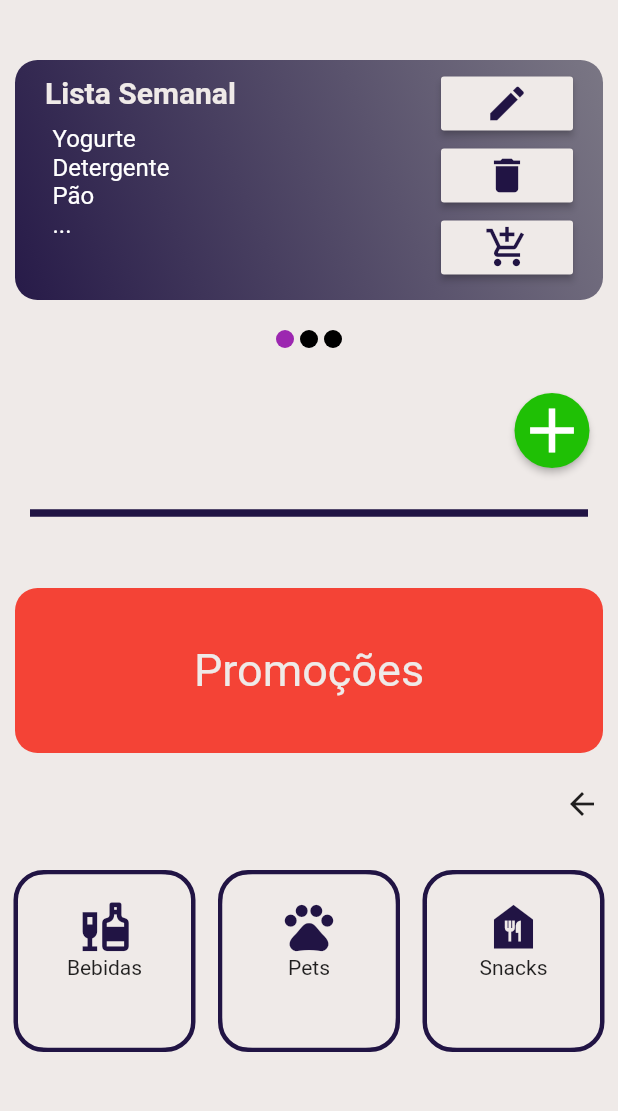
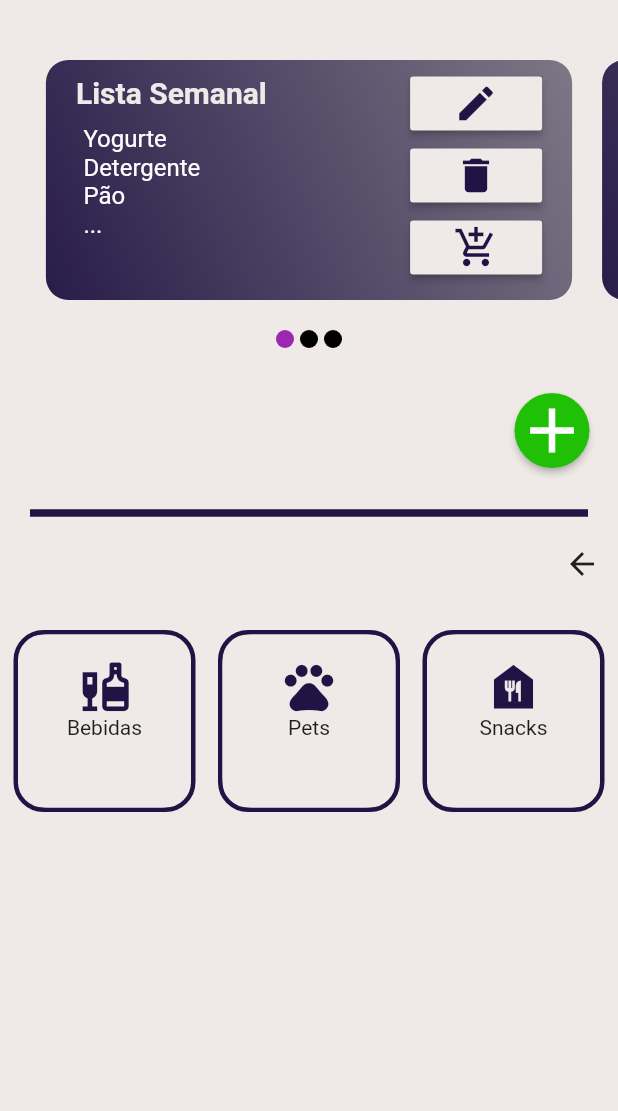
Before and after one commit to LuizSutil/zmarket, a Flutter app: the screen it shows once a user with an empty profile is signed in, on a phone screen of 412 x 824 dp, the part 84-1195 px from its top. Run offline on Flutter 3.47's test engine with Material 2 defaults, Android fonts, the phone set to English and light mode, and no system bars; drawn by our look-alikes of carousel_slider; our stand-ins replace firebase_analytics, firebase_auth, firebase_core, firebase_database, google_sign_in; accounts and stored records are empty; network calls fail.

Commit message:
preparation for overhaul categories

```diff
--- a/lib/home_page.dart
+++ b/lib/home_page.dart
@@ -26,6 +26,7 @@ class _MyHomePageState extends State<MyHomePage> {
   var subKat = '';
   var migue = '';
   var _current = 0;
+  final CarouselController _controller = CarouselController();
 
   Future _showCriarLista() async {
     await showDialog(
@@ -63,6 +64,8 @@ class _MyHomePageState extends State<MyHomePage> {
 
                       Navigator.pop(context);
                       //_current = posts.keys.toList().length - 1;
+                      _controller.animateToPage(posts.length);
+                      _current = posts.length;
                       FirebaseAnalytics().logEvent(
                           name: 'nova_lista_criada',
                           parameters: {'listName': '$text'});
@@ -134,6 +137,7 @@ class _MyHomePageState extends State<MyHomePage> {
               child: Padding(
                   padding: EdgeInsets.only(top: 30),
                   child: CarouselSlider(
+                    carouselController: _controller,
                     options: CarouselOptions(
                         onPageChanged: (index, reason) {
                           setState(() {
@@ -141,7 +145,7 @@ class _MyHomePageState extends State<MyHomePage> {
                             print(_current);
                           });
                         },
-                        viewportFraction: 1,
+                        viewportFraction: 0.9,
                         enableInfiniteScroll: false,
                         height: 180),
                     items: getAllListinhas(posts).map((i) {
@@ -219,51 +223,6 @@ class _MyHomePageState extends State<MyHomePage> {
           //
           // Promotions tab
           //
-          SliverToBoxAdapter(
-              child: Padding(
-                  padding: EdgeInsets.only(top: 30),
-                  child: CarouselSlider(
-                    options: CarouselOptions(
-                        viewportFraction: 1,
-                        enableInfiniteScroll: false,
-                        height: 130),
-                    items: [
-                      'Promoções',
-                      'Produtos de limpeza 20% deconto',
-                      'Lorem Ipsum'
-                    ].map((i) {
-                      return Builder(
-                        builder: (BuildContext context) {
-                          return Padding(
-                              padding: EdgeInsets.fromLTRB(10, 10, 10, 10),
-                              child: Container(
-                                  decoration: BoxDecoration(
-                                      borderRadius: BorderRadius.circular(15.0),
-                                      color: Colors.red),
-                                  child: Material(
-                                    color: Colors.transparent,
-                                    child: InkWell(
-                                        borderRadius:
-                                            BorderRadius.circular(15.0),
-                                        splashColor:
-                                            Theme.of(context).accentColor,
-                                        onTap: () {},
-                                        child: Container(
-                                            child: Center(
-                                                child: Text(
-                                          i,
-                                          textAlign: TextAlign.center,
-                                          style: TextStyle(
-                                            color:
-                                                Theme.of(context).primaryColor,
-                                            fontSize: 30,
-                                          ),
-                                        )))),
-                                  )));
-                        },
-                      );
-                    }).toList(),
-                  ))),
 
           //
           //// categories
@@ -330,20 +289,24 @@ class _MyHomePageState extends State<MyHomePage> {
                                     ['SubCategorias'][subKat]['Produtos']))
                 : Produtos(prodboxes: [
                     ProdBoxModel(
-                        name: 'MontGras Reserva Cabernet Sauvignon',
+                        price: 'RS 35,50',
+                        name: 'MontGras Reserva aaaaaaaaaaaaaaaaa ssssssssssss',
                         image: 'assets/vinho1.JPG',
                         category: 'Summer is dead'),
                     ProdBoxModel(
+                        price: 'RS 35,50',
                         name: 'Cruz Del Sur Malbec',
-                        image: 'assets/google_logo.png',
+                        image: 'assets/redwine.png',
                         category: 'Summer is dead'),
                     ProdBoxModel(
+                        price: 'RS 35,50',
                         name: 'Cruz Del Sur Malbec',
-                        image: 'assets/purple.png',
+                        image: 'assets/whitewine.png',
                         category: 'Summer is dead'),
                     ProdBoxModel(
+                        price: 'RS 35,50',
                         name: 'Cruz Del Sur Malbec',
-                        image: 'assets/ztelluz_logo.png',
+                        image: 'assets/rosewine.png',
                         category: 'Summer Sadness course my veins')
                   ], func: () {}),
           ),
--- a/lib/produto_box_model.dart
+++ b/lib/produto_box_model.dart
@@ -2,22 +2,29 @@ class ProdBoxModel {
   final String image;
   final String category;
   final String name;
+  final String price;
 
   ProdBoxModel(
-      {required this.image, required this.category, required this.name});
+      {required this.image,
+      required this.category,
+      required this.name,
+      required this.price});
 }
 
 ProdBoxModel createProdBox(record) {
   Map<String, dynamic> attributes = {
     'ProdName': '',
     'Image': '',
+    'Name': '',
+    'Price': '',
   };
 
   record.forEach((key, value) => {attributes[key] = value});
   ProdBoxModel prodBoxModel = ProdBoxModel(
       image: attributes['Image'],
       category: attributes['ProdName'],
-      name: attributes['Name']);
+      name: attributes['Name'],
+      price: attributes['Name']);
 
   return prodBoxModel;
 }
--- a/lib/produtos.dart
+++ b/lib/produtos.dart
@@ -21,8 +21,8 @@ class _ProdutosState extends State<Produtos> {
       }, childCount: widget.prodboxes.length),
       gridDelegate: SliverGridDelegateWithFixedCrossAxisCount(
         crossAxisSpacing: 10,
-        mainAxisSpacing: 60,
-        crossAxisCount: 3,
+        mainAxisSpacing: 55,
+        crossAxisCount: 2,
       ),
     );
   }
```
Also changed, not shown: lib/prod_box.dart (+24 -24 lines), assets/redwine.png (added), assets/rosewine.png (added), assets/whitewine.png (added), assets/wineiconpng.png (added).
